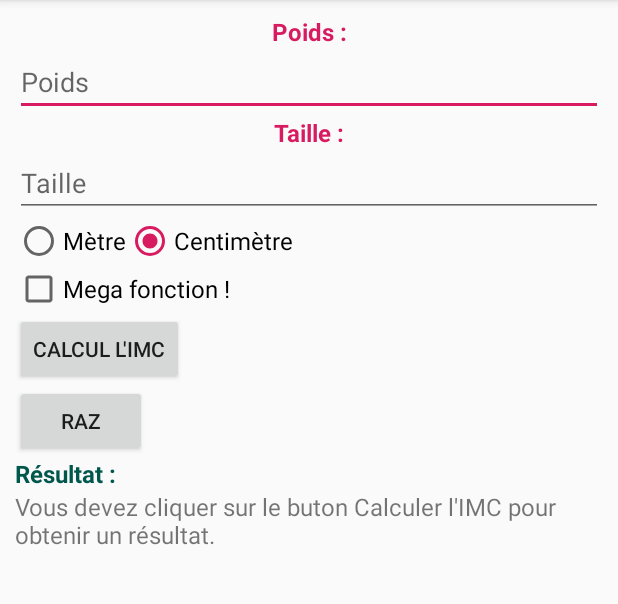
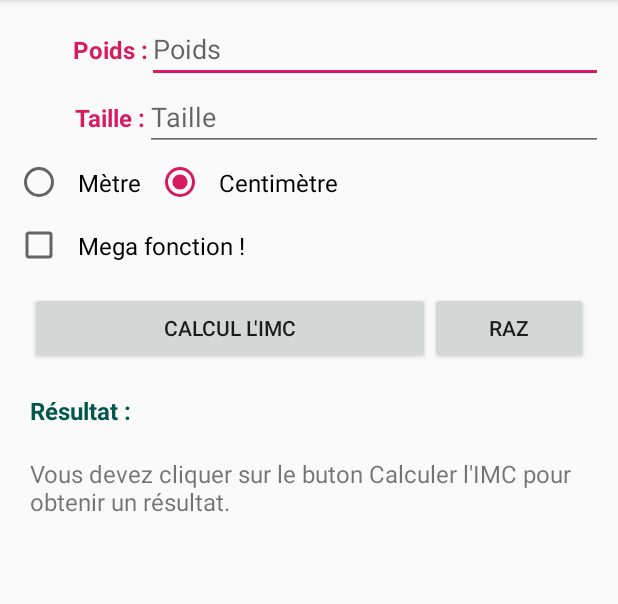
Before and after one commit to asa-7670/android-calcul-imc, an Android app: the screen it shows after launch (MainActivity), on a phone screen of 412 x 824 dp, the part 84-688 px from its top. Run offline under Robolectric (Android 15) with nearby library versions, the phone set to English and light mode, and no system bars.

Commit message:
Add more LinearLayout

```diff
--- a/app/src/main/res/layout/activity_main.xml
+++ b/app/src/main/res/layout/activity_main.xml
@@ -7,54 +7,78 @@
     android:orientation="vertical"
     tools:context=".MainActivity">
 
+    <LinearLayout
+        android:layout_width="match_parent"
+        android:layout_height="wrap_content"
+        android:orientation="horizontal"
+        android:layout_gravity="center">
         <TextView
             android:id="@+id/poids_label_view"
-        android:layout_width="match_parent"
+            android:layout_width="wrap_content"
             android:layout_height="wrap_content"
             android:text="@string/poids_label"
             android:textColor="@color/colorAccent"
             android:textStyle="bold"
             android:textSize="@dimen/text_medium_size"
-        android:gravity="center"/>
+            android:gravity="right"
+            android:layout_weight="30"/>
 
         <EditText
             android:id="@+id/poids_edt_view"
-        android:layout_width="match_parent"
+            android:layout_width="wrap_content"
             android:layout_height="wrap_content"
             android:ems="10"
             android:hint="@string/poids_hint_label"
-        android:inputType="numberDecimal" />
+            android:inputType="numberDecimal"
+            android:layout_weight="70"
+            android:gravity="left"/>
+
+    </LinearLayout>
+
+    <LinearLayout
+        android:layout_width="match_parent"
+        android:layout_height="wrap_content"
+        android:orientation="horizontal"
+        android:layout_gravity="center">
 
         <TextView
             android:id="@+id/taille_label_view"
-        android:layout_width="match_parent"
+            android:layout_width="wrap_content"
             android:layout_height="wrap_content"
             android:text="@string/taille_label"
             android:textColor="@color/colorAccent"
             android:textStyle="bold"
-        android:gravity="center"
-        android:textSize="@dimen/text_medium_size"/>
+            android:textSize="@dimen/text_medium_size"
+            android:layout_weight="30"
+            android:gravity="right"/>
 
         <EditText
             android:id="@+id/taille_edt_view"
-        android:layout_width="match_parent"
+            android:layout_width="wrap_content"
             android:layout_height="wrap_content"
             android:ems="10"
             android:hint="@string/taille_hint_label"
-        android:inputType="numberDecimal" />
+            android:inputType="numberDecimal"
+            android:layout_weight="70"
+            android:gravity="left"/>
+
+    </LinearLayout>
+
 
     <RadioGroup
         android:id="@+id/type_rg_view"
         android:layout_width="match_parent"
         android:layout_height="wrap_content"
-        android:orientation="horizontal">
+        android:orientation="horizontal"
+       >
 
         <RadioButton
             android:id="@+id/metre_rb_view"
             android:layout_width="wrap_content"
             android:layout_height="wrap_content"
             android:text="@string/metre_type_label"
-            android:textSize="@dimen/text_medium_size"/>
+            android:textSize="@dimen/text_medium_size"
+            android:padding="@dimen/small_padding"/>
 
         <RadioButton
             android:id="@+id/centimetre_rb_view"
@@ -62,7 +86,8 @@
             android:layout_height="wrap_content"
             android:text="@string/centimetre_type_label"
             android:checked="true"
-            android:textSize="@dimen/text_medium_size"/>
+            android:textSize="@dimen/text_medium_size"
+            android:padding="@dimen/small_padding"/>
 
     </RadioGroup>
 
@@ -72,19 +97,30 @@
         android:layout_height="wrap_content"
         android:text="@string/mega_fonction_label"
         android:checked="false"
-        android:textSize="@dimen/text_medium_size"/>
+        android:textSize="@dimen/text_medium_size"
+        android:padding="@dimen/small_padding"/>
 
+    <LinearLayout
+        android:layout_width="match_parent"
+        android:layout_height="wrap_content"
+        android:orientation="horizontal"
+        android:layout_gravity="center"
+        android:padding="@dimen/small_padding">
         <Button
             android:id="@+id/calcul_btn_view"
             android:layout_width="wrap_content"
             android:layout_height="wrap_content"
-        android:text="@string/calcul_imc_btn_label" />
+            android:text="@string/calcul_imc_btn_label"
+            android:layout_weight="90"/>
 
         <Button
             android:id="@+id/raz_btn_view"
             android:layout_width="wrap_content"
             android:layout_height="wrap_content"
-        android:text="@string/raz_btn_view" />
+            android:text="@string/raz_btn_view"
+            android:layout_weight="10"/>
+
+    </LinearLayout>
 
     <TextView
         android:id="@+id/resultat_label_view"
@@ -93,12 +129,14 @@
         android:text="@string/resultat_label"
         android:textStyle="bold"
         android:textColor="@color/colorPrimaryDark"
-        android:textSize="@dimen/text_medium_size"/>
+        android:textSize="@dimen/text_medium_size"
+        android:padding="@dimen/small_padding"/>
 
     <TextView
         android:id="@+id/info_label_view"
         android:layout_width="wrap_content"
         android:layout_height="wrap_content"
         android:text="@string/info_label"
-        android:textSize="@dimen/text_medium_size"/>
+        android:textSize="@dimen/text_medium_size"
+        android:padding="@dimen/small_padding"/>
 </LinearLayout>
--- a/app/src/main/res/values/dimens.xml
+++ b/app/src/main/res/values/dimens.xml
@@ -2,4 +2,5 @@
 <resources>
     <dimen name="text_medium_size">16sp</dimen>
     <dimen name="small_margin">10dp</dimen>
+    <dimen name="small_padding">10dp</dimen>
 </resources>
```
Lines whose indentation alone changed are shown as unchanged.
